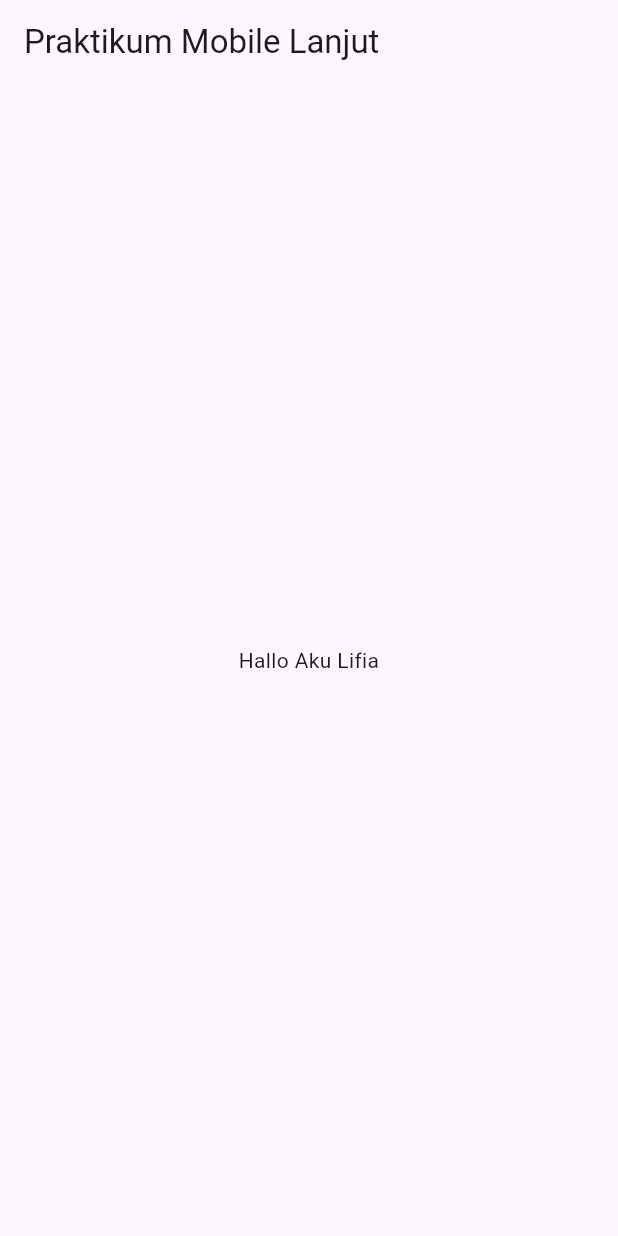
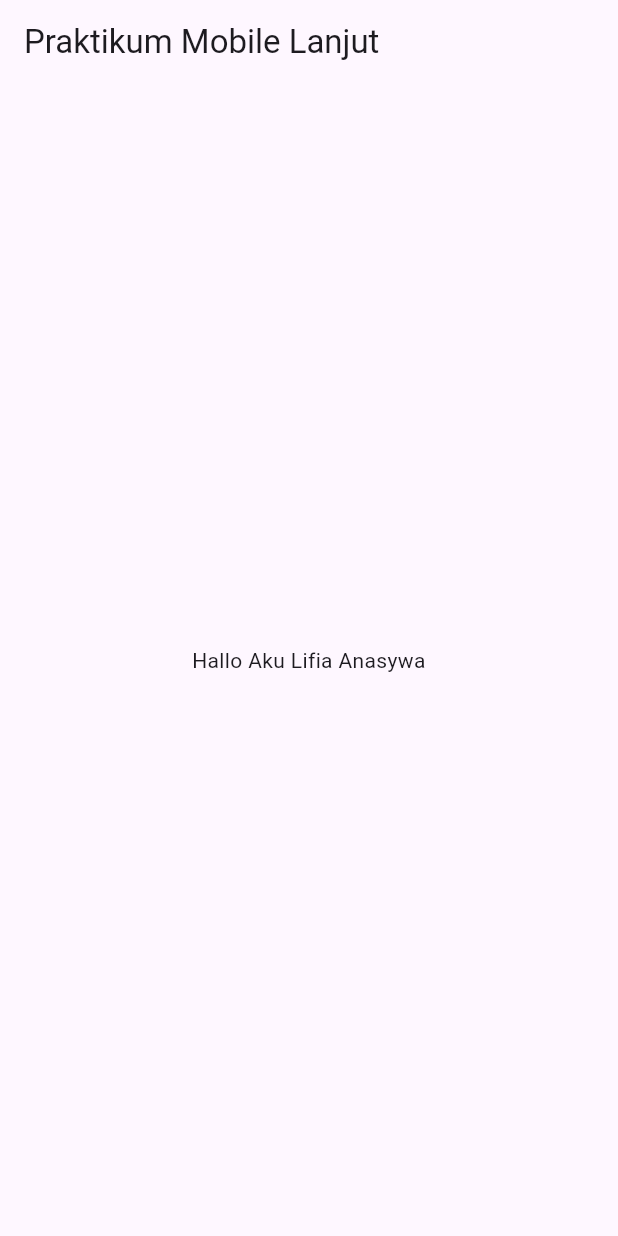
Before and after one commit to Lifia1/prak-mobilelanjut-2317051022, a Flutter app: the screen it shows after launch, on a phone screen of 412 x 824 dp. Run offline on Flutter 3.47's test engine with Material 3 defaults, Android fonts, the phone set to English and light mode, and no system bars.

Commit message:
Update nama

```diff
--- a/lib/main.dart
+++ b/lib/main.dart
@@ -19,7 +19,7 @@ class MyApp extends StatelessWidget {
         appBar: AppBar(
           title: const Text('Praktikum Mobile Lanjut'),
         ),
-        body: const Center(child: Text('Hallo Aku Lifia',
+        body: const Center(child: Text('Hallo Aku Lifia Anasywa',
         textAlign: TextAlign.center,
         ),
         ),
```
